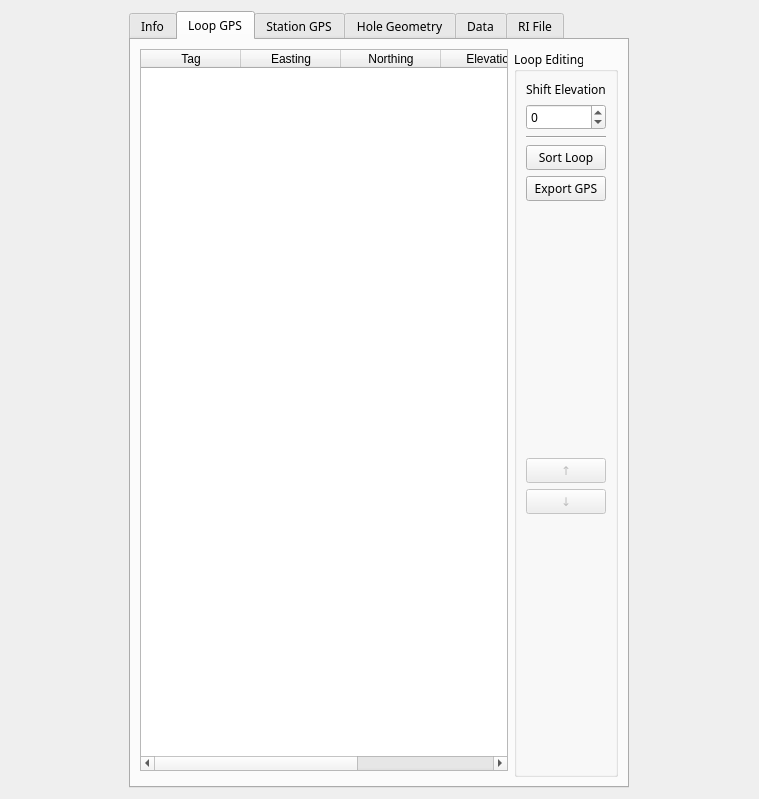
Before: the Qt Designer form src/qt_ui/pem_info_widget.ui in Eric-Meunier/Processor-Suite, drawn with Qt 5.
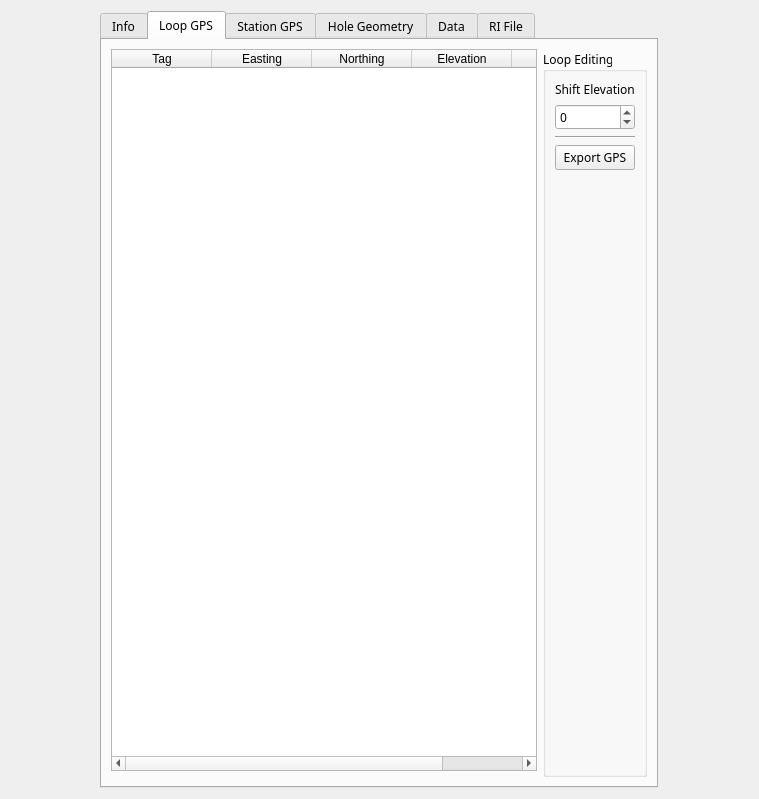
After: the same form once the commit is applied.

```diff
--- a/src/qt_ui/pem_info_widget.ui
+++ b/src/qt_ui/pem_info_widget.ui
@@ -29,14 +29,14 @@
    <item row="0" column="0">
     <widget class="QTabWidget" name="tabs">
      <property name="sizePolicy">
-      <sizepolicy hsizetype="Maximum" vsizetype="Expanding">
+      <sizepolicy hsizetype="Fixed" vsizetype="Expanding">
        <horstretch>0</horstretch>
        <verstretch>0</verstretch>
       </sizepolicy>
      </property>
      <property name="minimumSize">
       <size>
-       <width>500</width>
+       <width>400</width>
        <height>0</height>
       </size>
      </property>
@@ -162,13 +162,6 @@
             </property>
            </widget>
           </item>
-          <item>
-           <widget class="QPushButton" name="sortLoopButton">
-            <property name="text">
-             <string>Sort Loop</string>
-            </property>
-           </widget>
-          </item>
           <item>
            <widget class="QPushButton" name="export_loop_gps_btn">
             <property name="text">
@@ -189,44 +182,23 @@
             </property>
            </spacer>
           </item>
-          <item>
-           <widget class="QPushButton" name="moveUpButton">
-            <property name="enabled">
-             <bool>false</bool>
-            </property>
-            <property name="text">
-             <string>↑</string>
-            </property>
-           </widget>
-          </item>
-          <item>
-           <widget class="QPushButton" name="moveDownButton">
-            <property name="enabled">
-             <bool>false</bool>
-            </property>
-            <property name="text">
-             <string>↓</string>
-            </property>
-           </widget>
-          </item>
-          <item>
-           <spacer name="verticalSpacer">
-            <property name="orientation">
-             <enum>Qt::Vertical</enum>
-            </property>
-            <property name="sizeHint" stdset="0">
-             <size>
-              <width>20</width>
-              <height>40</height>
-             </size>
-            </property>
-           </spacer>
-          </item>
          </layout>
         </widget>
        </item>
        <item row="0" column="0">
         <widget class="QTableWidget" name="loopGPSTable">
+         <property name="sizePolicy">
+          <sizepolicy hsizetype="Preferred" vsizetype="Expanding">
+           <horstretch>0</horstretch>
+           <verstretch>0</verstretch>
+          </sizepolicy>
+         </property>
+         <property name="minimumSize">
+          <size>
+           <width>400</width>
+           <height>0</height>
+          </size>
+         </property>
          <property name="selectionBehavior">
           <enum>QAbstractItemView::SelectRows</enum>
          </property>
@@ -318,13 +290,6 @@
             </property>
            </widget>
           </item>
-          <item>
-           <widget class="QPushButton" name="sortStationsButton">
-            <property name="text">
-             <string>Sort Stations</string>
-            </property>
-           </widget>
-          </item>
           <item>
            <widget class="QPushButton" name="flip_station_signs_button">
             <property name="text">
@@ -475,6 +440,18 @@
        </item>
        <item row="0" column="0">
         <widget class="QTableWidget" name="stationGPSTable">
+         <property name="sizePolicy">
+          <sizepolicy hsizetype="Preferred" vsizetype="Expanding">
+           <horstretch>0</horstretch>
+           <verstretch>0</verstretch>
+          </sizepolicy>
+         </property>
+         <property name="minimumSize">
+          <size>
+           <width>400</width>
+           <height>0</height>
+          </size>
+         </property>
          <property name="selectionBehavior">
           <enum>QAbstractItemView::SelectRows</enum>
          </property>
@@ -529,7 +506,7 @@
        <item row="0" column="0">
         <widget class="QTableWidget" name="collarGPSTable">
          <property name="sizePolicy">
-          <sizepolicy hsizetype="Expanding" vsizetype="Fixed">
+          <sizepolicy hsizetype="MinimumExpanding" vsizetype="Expanding">
            <horstretch>0</horstretch>
            <verstretch>0</verstretch>
           </sizepolicy>
@@ -542,7 +519,7 @@
          </property>
          <property name="maximumSize">
           <size>
-           <width>400</width>
+           <width>16777215</width>
            <height>60</height>
           </size>
          </property>
@@ -646,9 +623,21 @@
        </item>
        <item row="1" column="0">
         <widget class="QTableWidget" name="geometryTable">
-         <property name="maximumSize">
+         <property name="sizePolicy">
+          <sizepolicy hsizetype="Preferred" vsizetype="Expanding">
+           <horstretch>0</horstretch>
+           <verstretch>0</verstretch>
+          </sizepolicy>
+         </property>
+         <property name="minimumSize">
           <size>
            <width>400</width>
+           <height>0</height>
+          </size>
+         </property>
+         <property name="maximumSize">
+          <size>
+           <width>16777215</width>
            <height>16777215</height>
           </size>
          </property>
@@ -704,11 +693,17 @@
        <item row="0" column="0">
         <widget class="QTableWidget" name="dataTable">
          <property name="sizePolicy">
-          <sizepolicy hsizetype="Expanding" vsizetype="Expanding">
+          <sizepolicy hsizetype="MinimumExpanding" vsizetype="Expanding">
            <horstretch>0</horstretch>
            <verstretch>0</verstretch>
           </sizepolicy>
          </property>
+         <property name="minimumSize">
+          <size>
+           <width>400</width>
+           <height>0</height>
+          </size>
+         </property>
          <property name="selectionBehavior">
           <enum>QAbstractItemView::SelectRows</enum>
          </property>
```
